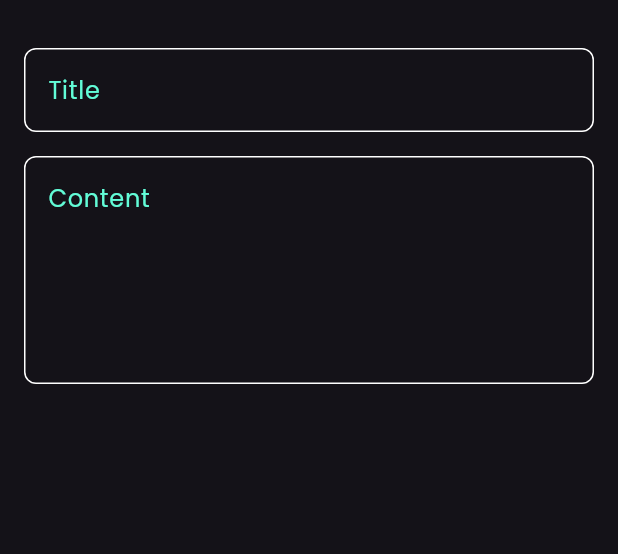
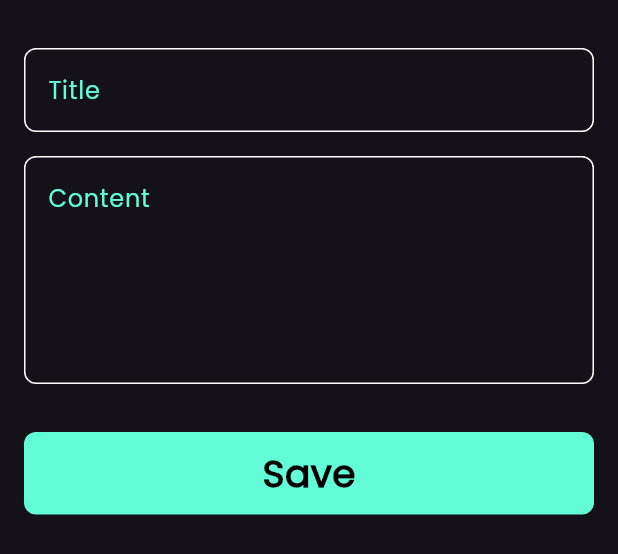
Before and after one commit to AhmedHelmy72/notes_app, a Flutter app: the AddNoteButtomSheet widget shown alone on an empty page, opened directly, on a phone screen of 412 x 824 dp. Shown: the top 554 px of the screen. Run offline on Flutter 3.47's test engine with Material 3 defaults, Android fonts, the phone set to English and light mode, and no system bars.

Commit message:
finish notes button sheet

```diff
--- a/lib/widget/add_note_bottom_sheet.dart
+++ b/lib/widget/add_note_bottom_sheet.dart
@@ -1,4 +1,6 @@
 import 'package:flutter/material.dart';
+import 'package:noteapp/constants.dart';
+import 'package:noteapp/widget/custom_button.dart';
 import 'package:noteapp/widget/custom_text_field.dart';
 
 class AddNoteButtomSheet extends StatelessWidget {
@@ -8,6 +10,7 @@ class AddNoteButtomSheet extends StatelessWidget {
   Widget build(BuildContext context) {
     return const Padding(
       padding: EdgeInsets.symmetric(horizontal: 16),
+      child: SingleChildScrollView(
         child: Column(
           children: [
             SizedBox(
@@ -22,8 +25,16 @@ class AddNoteButtomSheet extends StatelessWidget {
             CustomTextField(
               hint: 'Content',
               maxLines: 5,
-          )
+            ),
+            SizedBox(
+              height: 32,
+            ),
+            CustomButton(),
+            SizedBox(
+              height: 100,
+            ),
           ],
+        ),
       ),
     );
   }
--- /dev/null
+++ b/lib/widget/custom_button.dart
@@ -0,0 +1,23 @@
+import 'package:flutter/material.dart';
+import 'package:noteapp/constants.dart';
+
+class CustomButton extends StatelessWidget {
+  const CustomButton({super.key});
+
+  @override
+  Widget build(BuildContext context) {
+    return Container(
+      width: MediaQuery.of(context).size.width,
+      height: 55,
+      decoration: BoxDecoration(
+          color: kPrimaryColor, borderRadius: BorderRadius.circular(8)),
+      child: const Center(
+        child: Text(
+          'Save',
+          style: TextStyle(
+              color: Colors.black, fontWeight: FontWeight.bold, fontSize: 25),
+        ),
+      ),
+    );
+  }
+}
```
Lines whose indentation alone changed are shown as unchanged.
